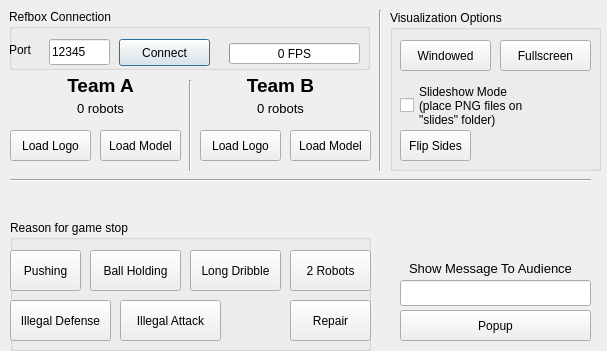
Before: the Qt Designer form AudienceClient/AudienceClient/controlpanel.ui in RoboCup-MSL/RefBox, drawn with Qt 5.
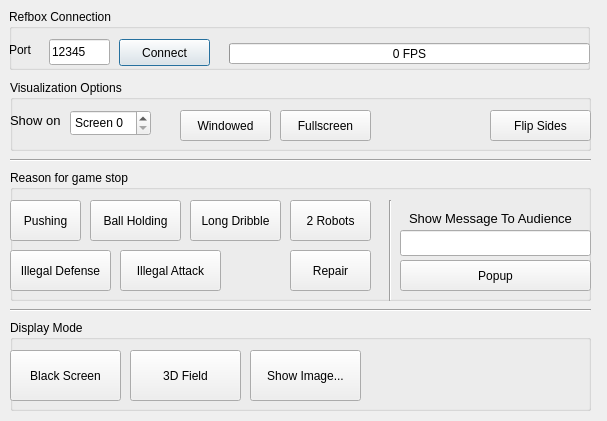
After: the same form once the commit is applied.

Commit message: Config file cleaning (also parsing of the config file) Audience Client Control Panel update

Diff of the .ui file:
```diff
--- a/AudienceClient/AudienceClient/controlpanel.ui
+++ b/AudienceClient/AudienceClient/controlpanel.ui
@@ -7,7 +7,7 @@
     <x>0</x>
     <y>0</y>
     <width>607</width>
-    <height>351</height>
+    <height>421</height>
    </rect>
   </property>
   <property name="windowTitle">
@@ -18,7 +18,7 @@
     <rect>
      <x>9</x>
      <y>9</y>
-     <width>361</width>
+     <width>581</width>
      <height>61</height>
     </rect>
    </property>
@@ -69,7 +69,7 @@
      <rect>
       <x>220</x>
       <y>34</y>
-      <width>131</width>
+      <width>361</width>
       <height>21</height>
      </rect>
     </property>
@@ -85,7 +85,7 @@
    <property name="geometry">
     <rect>
      <x>10</x>
-     <y>170</y>
+     <y>150</y>
      <width>581</width>
      <height>21</height>
     </rect>
@@ -94,117 +94,12 @@
     <enum>Qt::Horizontal</enum>
    </property>
   </widget>
-  <widget class="QLabel" name="lbl_teamA">
-   <property name="geometry">
-    <rect>
-     <x>10</x>
-     <y>70</y>
-     <width>181</width>
-     <height>31</height>
-    </rect>
-   </property>
-   <property name="font">
-    <font>
-     <pointsize>14</pointsize>
-     <weight>75</weight>
-     <bold>true</bold>
-    </font>
-   </property>
-   <property name="text">
-    <string>Team A</string>
-   </property>
-   <property name="alignment">
-    <set>Qt::AlignCenter</set>
-   </property>
-  </widget>
-  <widget class="QLabel" name="lbl_teamB">
-   <property name="geometry">
-    <rect>
-     <x>190</x>
-     <y>70</y>
-     <width>181</width>
-     <height>31</height>
-    </rect>
-   </property>
-   <property name="font">
-    <font>
-     <pointsize>14</pointsize>
-     <weight>75</weight>
-     <bold>true</bold>
-    </font>
-   </property>
-   <property name="text">
-    <string>Team B</string>
-   </property>
-   <property name="alignment">
-    <set>Qt::AlignCenter</set>
-   </property>
-  </widget>
-  <widget class="QLabel" name="lbl_teamB_robots">
-   <property name="geometry">
-    <rect>
-     <x>190</x>
-     <y>100</y>
-     <width>181</width>
-     <height>16</height>
-    </rect>
-   </property>
-   <property name="font">
-    <font>
-     <pointsize>10</pointsize>
-     <weight>50</weight>
-     <bold>false</bold>
-    </font>
-   </property>
-   <property name="text">
-    <string>0 robots</string>
-   </property>
-   <property name="alignment">
-    <set>Qt::AlignCenter</set>
-   </property>
-  </widget>
-  <widget class="QLabel" name="lbl_teamA_robots">
-   <property name="geometry">
-    <rect>
-     <x>10</x>
-     <y>100</y>
-     <width>181</width>
-     <height>16</height>
-    </rect>
-   </property>
-   <property name="font">
-    <font>
-     <pointsize>10</pointsize>
-     <weight>50</weight>
-     <bold>false</bold>
-    </font>
-   </property>
-   <property name="text">
-    <string>0 robots</string>
-   </property>
-   <property name="alignment">
-    <set>Qt::AlignCenter</set>
-   </property>
-  </widget>
-  <widget class="Line" name="line_2">
-   <property name="geometry">
-    <rect>
-     <x>180</x>
-     <y>80</y>
-     <width>21</width>
-     <height>91</height>
-    </rect>
-   </property>
-   <property name="orientation">
-    <enum>Qt::Vertical</enum>
-   </property>
-  </widget>
   <widget class="QGroupBox" name="groupBox_2">
    <property name="geometry">
     <rect>
      <x>10</x>
-     <y>220</y>
-     <width>361</width>
+     <y>170</y>
+     <width>581</width>
      <height>131</height>
     </rect>
    </property>
@@ -302,56 +197,96 @@
      <string>Illegal Attack</string>
     </property>
    </widget>
-  </widget>
-  <widget class="Line" name="line_5">
-   <property name="geometry">
-    <rect>
-     <x>370</x>
-     <y>10</y>
-     <width>21</width>
-     <height>161</height>
-    </rect>
-   </property>
-   <property name="orientation">
-    <enum>Qt::Vertical</enum>
-   </property>
+   <widget class="QPushButton" name="btn_popup">
+    <property name="geometry">
+     <rect>
+      <x>390</x>
+      <y>90</y>
+      <width>191</width>
+      <height>31</height>
+     </rect>
+    </property>
+    <property name="text">
+     <string>Popup</string>
+    </property>
+   </widget>
+   <widget class="QLabel" name="label_6">
+    <property name="geometry">
+     <rect>
+      <x>390</x>
+      <y>40</y>
+      <width>181</width>
+      <height>16</height>
+     </rect>
+    </property>
+    <property name="font">
+     <font>
+      <pointsize>10</pointsize>
+      <weight>50</weight>
+      <bold>false</bold>
+     </font>
+    </property>
+    <property name="text">
+     <string>Show Message To Audience</string>
+    </property>
+    <property name="alignment">
+     <set>Qt::AlignCenter</set>
+    </property>
+   </widget>
+   <widget class="QLineEdit" name="txt_msg">
+    <property name="geometry">
+     <rect>
+      <x>390</x>
+      <y>60</y>
+      <width>191</width>
+      <height>26</height>
+     </rect>
+    </property>
+   </widget>
+   <widget class="Line" name="line_6">
+    <property name="geometry">
+     <rect>
+      <x>370</x>
+      <y>30</y>
+      <width>21</width>
+      <height>101</height>
+     </rect>
+    </property>
+    <property name="orientation">
+     <enum>Qt::Vertical</enum>
+    </property>
+   </widget>
+   <zorder>pushButton_pushing</zorder>
+   <zorder>pushButton_repair</zorder>
+   <zorder>pushButton_ballholding</zorder>
+   <zorder>pushButton_longdribble</zorder>
+   <zorder>pushButton_2robots</zorder>
+   <zorder>pushButton_illegaldefense</zorder>
+   <zorder>pushButton_illegalattack</zorder>
+   <zorder>line</zorder>
+   <zorder>btn_popup</zorder>
+   <zorder>label_6</zorder>
+   <zorder>txt_msg</zorder>
+   <zorder>line_6</zorder>
   </widget>
   <widget class="QGroupBox" name="groupBox_3">
    <property name="geometry">
     <rect>
-     <x>390</x>
-     <y>10</y>
-     <width>211</width>
-     <height>161</height>
+     <x>10</x>
+     <y>80</y>
+     <width>581</width>
+     <height>71</height>
     </rect>
    </property>
    <property name="title">
     <string>Visualization Options</string>
    </property>
-   <widget class="QCheckBox" name="checkBox_3">
-    <property name="geometry">
-     <rect>
-      <x>10</x>
-      <y>70</y>
-      <width>191</width>
-      <height>51</height>
-     </rect>
-    </property>
-    <property name="text">
-     <string>Slideshow Mode
-(place PNG files on 
-&quot;slides&quot; folder)</string>
-    </property>
-    <property name="checked">
-     <bool>false</bool>
-    </property>
-   </widget>
    <widget class="QPushButton" name="btn_flip">
     <property name="geometry">
      <rect>
-      <x>10</x>
-      <y>120</y>
-      <width>71</width>
+      <x>480</x>
+      <y>30</y>
+      <width>101</width>
       <height>31</height>
      </rect>
     </property>
@@ -362,7 +297,7 @@
    <widget class="QPushButton" name="btn_fullscreen">
     <property name="geometry">
      <rect>
-      <x>110</x>
+      <x>270</x>
       <y>30</y>
       <width>91</width>
       <height>31</height>
@@ -375,7 +310,7 @@
    <widget class="QPushButton" name="btn_windowed">
     <property name="geometry">
      <rect>
-      <x>10</x>
+      <x>170</x>
       <y>30</y>
       <width>91</width>
       <height>31</height>
@@ -385,104 +320,118 @@
      <string>Windowed</string>
     </property>
    </widget>
+   <widget class="QSpinBox" name="select_screen">
+    <property name="geometry">
+     <rect>
+      <x>60</x>
+      <y>30</y>
+      <width>81</width>
+      <height>26</height>
+     </rect>
+    </property>
+    <property name="suffix">
+     <string/>
+    </property>
+    <property name="prefix">
+     <string>Screen </string>
+    </property>
+   </widget>
+   <widget class="QLabel" name="label_7">
+    <property name="geometry">
+     <rect>
+      <x>0</x>
+      <y>30</y>
+      <width>61</width>
+      <height>21</height>
+     </rect>
+    </property>
+    <property name="font">
+     <font>
+      <pointsize>10</pointsize>
+      <weight>50</weight>
+      <bold>false</bold>
+     </font>
+    </property>
+    <property name="text">
+     <string>Show on</string>
+    </property>
+    <property name="alignment">
+     <set>Qt::AlignLeading|Qt::AlignLeft|Qt::AlignVCenter</set>
+    </property>
+   </widget>
   </widget>
-  <widget class="QPushButton" name="btn_teamA_loadLogo">
+  <widget class="Line" name="line_3">
    <property name="geometry">
     <rect>
      <x>10</x>
-     <y>130</y>
-     <width>81</width>
-     <height>31</height>
+     <y>300</y>
+     <width>581</width>
+     <height>21</height>
     </rect>
    </property>
-   <property name="text">
-    <string>Load Logo</string>
+   <property name="orientation">
+    <enum>Qt::Horizontal</enum>
    </property>
   </widget>
-  <widget class="QPushButton" name="btn_teamA_loadModel">
+  <widget class="QGroupBox" name="groupBox_4">
    <property name="geometry">
     <rect>
-     <x>100</x>
-     <y>130</y>
-     <width>81</width>
-     <height>31</height>
+     <x>10</x>
+     <y>320</y>
+     <width>581</width>
+     <height>91</height>
     </rect>
    </property>
-   <property name="text">
-    <string>Load Model</string>
+   <property name="title">
+    <string>Display Mode</string>
    </property>
-  </widget>
-  <widget class="QPushButton" name="btn_teamB_loadModel">
-   <property name="geometry">
-    <rect>
-     <x>290</x>
-     <y>130</y>
-     <width>81</width>
-     <height>31</height>
-    </rect>
-   </property>
-   <property name="text">
-    <string>Load Model</string>
-   </property>
-  </widget>
-  <widget class="QPushButton" name="btn_teamB_loadLogo">
-   <property name="geometry">
-    <rect>
-     <x>200</x>
-     <y>130</y>
-     <width>81</width>
-     <height>31</height>
-    </rect>
-   </property>
-   <property name="text">
-    <string>Load Logo</string>
-   </property>
-  </widget>
-  <widget class="QPushButton" name="btn_popup">
-   <property name="geometry">
-    <rect>
-     <x>400</x>
-     <y>310</y>
-     <width>191</width>
-     <height>31</height>
-    </rect>
-   </property>
-   <property name="text">
-    <string>Popup</string>
-   </property>
-  </widget>
-  <widget class="QLabel" name="label_6">
-   <property name="geometry">
-    <rect>
-     <x>400</x>
-     <y>260</y>
-     <width>181</width>
-     <height>16</height>
-    </rect>
-   </property>
-   <property name="font">
-    <font>
-     <pointsize>10</pointsize>
-     <weight>50</weight>
-     <bold>false</bold>
-    </font>
-   </property>
-   <property name="text">
-    <string>Show Message To Audience</string>
-   </property>
-   <property name="alignment">
-    <set>Qt::AlignCenter</set>
-   </property>
-  </widget>
-  <widget class="QLineEdit" name="txt_msg">
-   <property name="geometry">
-    <rect>
-     <x>400</x>
-     <y>280</y>
-     <width>191</width>
-     <height>26</height>
-    </rect>
-   </property>
+   <widget class="QPushButton" name="pushButton_mode_black">
+    <property name="geometry">
+     <rect>
+      <x>0</x>
+      <y>30</y>
+      <width>111</width>
+      <height>51</height>
+     </rect>
+    </property>
+    <property name="styleSheet">
+     <string notr="true">QPushButton:checked{
+	font: bold;
+}</string>
+    </property>
+    <property name="text">
+     <string>Black Screen</string>
+    </property>
+    <property name="checked">
+     <bool>false</bool>
+    </property>
+   </widget>
+   <widget class="QPushButton" name="pushButton_mode_3d">
+    <property name="geometry">
+     <rect>
+      <x>120</x>
+      <y>30</y>
+      <width>111</width>
+      <height>51</height>
+     </rect>
+    </property>
+    <property name="text">
+     <string>3D Field</string>
+    </property>
+   </widget>
+   <widget class="QPushButton" name="pushButton_mode_image">
+    <property name="geometry">
+     <rect>
+      <x>240</x>
+      <y>30</y>
+      <width>111</width>
+      <height>51</height>
+     </rect>
+    </property>
+    <property name="text">
+     <string>Show Image...</string>
+    </property>
+   </widget>
   </widget>
  </widget>
  <resources/>
```
Left out of the diff: 16 changed lines with no effect on the pictures. The commit also changes 9 other files.
